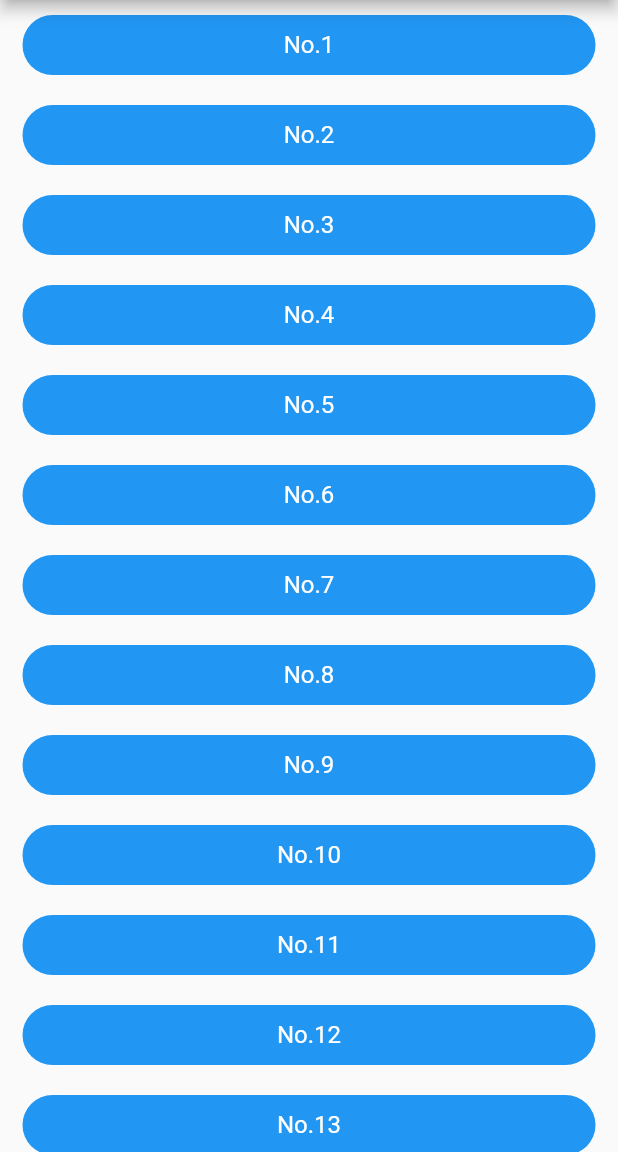
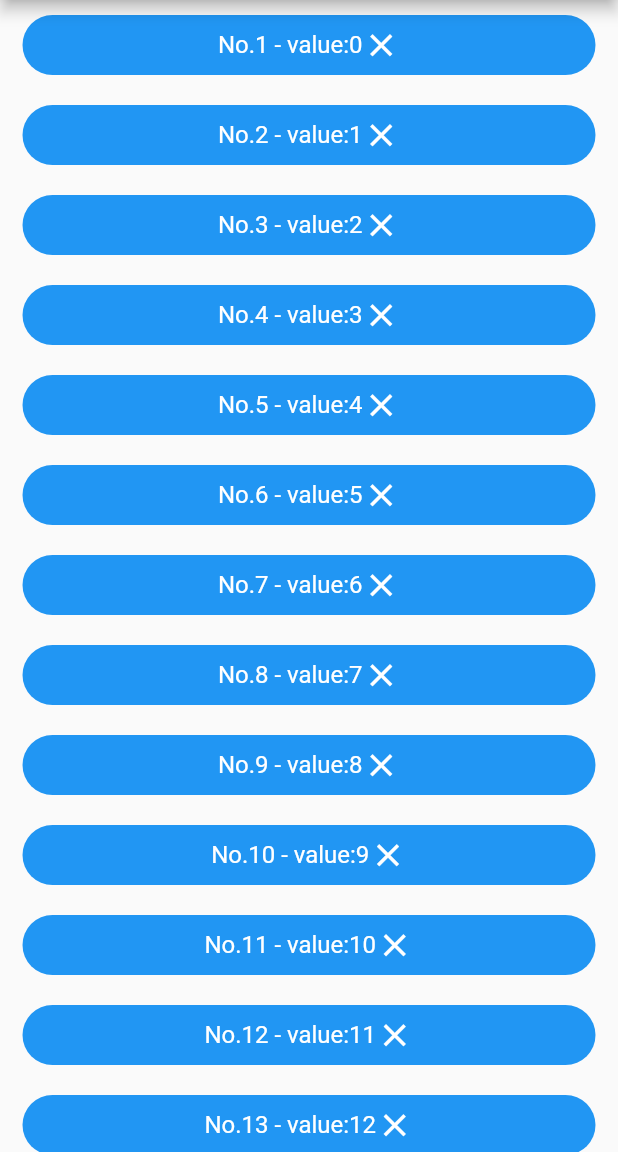
Before and after one commit to cgztzero/FlutterPopupWindow, a Flutter app: the ListDemoPage screen opened directly, on a phone screen of 412 x 824 dp, the part 84-1236 px from its top. Run offline on Flutter 3.47's test engine with Material 2 defaults, Android fonts, the phone set to English and light mode, and no system bars.

```diff
--- a/example/lib/list_demo_page.dart
+++ b/example/lib/list_demo_page.dart
@@ -13,13 +13,15 @@ class ListDemoPage extends StatefulWidget {
 }
 
 class _ListDemoPageState extends State<ListDemoPage> {
+  final List<int> _list = List.generate(20, (index) => index);
+
   @override
   Widget build(BuildContext context) {
     return Scaffold(
       appBar: AppBar(title: const Text('list demo')),
       body: ListView.builder(
         padding: EdgeInsets.zero,
-        itemCount: 20,
+        itemCount: _list.length,
         itemBuilder: (cxt, index) {
           return PopupWindowWrapper(
             windowContent: Material(
@@ -42,9 +44,21 @@ class _ListDemoPageState extends State<ListDemoPage> {
                 borderRadius: BorderRadius.all(Radius.circular(20)),
               ),
               child: Center(
-                child: Text(
-                  'No.${index + 1}',
-                  style: const TextStyle(fontSize: 16, color: Colors.white),
+                child: Row(
+                  mainAxisAlignment: MainAxisAlignment.center,
+                  children: [
+                    Text(
+                      'No.${index + 1} - value:${_list[index]}',
+                      style: const TextStyle(fontSize: 16, color: Colors.white),
+                    ),
+                    GestureDetector(
+                      onTap: () {
+                        _list.removeAt(index);
+                        setState(() {});
+                      },
+                      child: const Icon(Icons.close, color: Colors.white, size: 25),
+                    )
+                  ],
                 ),
               ),
             ),
--- a/lib/default_popup_window_child_widget.dart
+++ b/lib/default_popup_window_child_widget.dart
@@ -51,12 +51,15 @@ class _DefaultPopupWindowChildWidgetState extends State<DefaultPopupWindowChildW
 
   void _autoChange() {
     WidgetsBinding.instance.addPostFrameCallback((_) {
-      if (_context != null) {
+      if (_context == null) {
+        return;
+      }
       final RenderBox renderBox = _context!.findRenderObject() as RenderBox;
       final Size size = renderBox.size;
       double childHeight = size.height;
       double screenHeight = _screenHeight();
 
+      final lastStatus = _useOriginalDirection;
       if (widget.position == PopupWindowPosition.bottom) {
         if (widget.anchorY + widget.offset.dy + childHeight > screenHeight) {
           _useOriginalDirection = false;
@@ -70,6 +73,7 @@ class _DefaultPopupWindowChildWidgetState extends State<DefaultPopupWindowChildW
           _useOriginalDirection = true;
         }
       }
+      if (_useOriginalDirection != lastStatus) {
         setState(() {});
       }
     });
```
Lines whose indentation alone changed are shown as unchanged.
